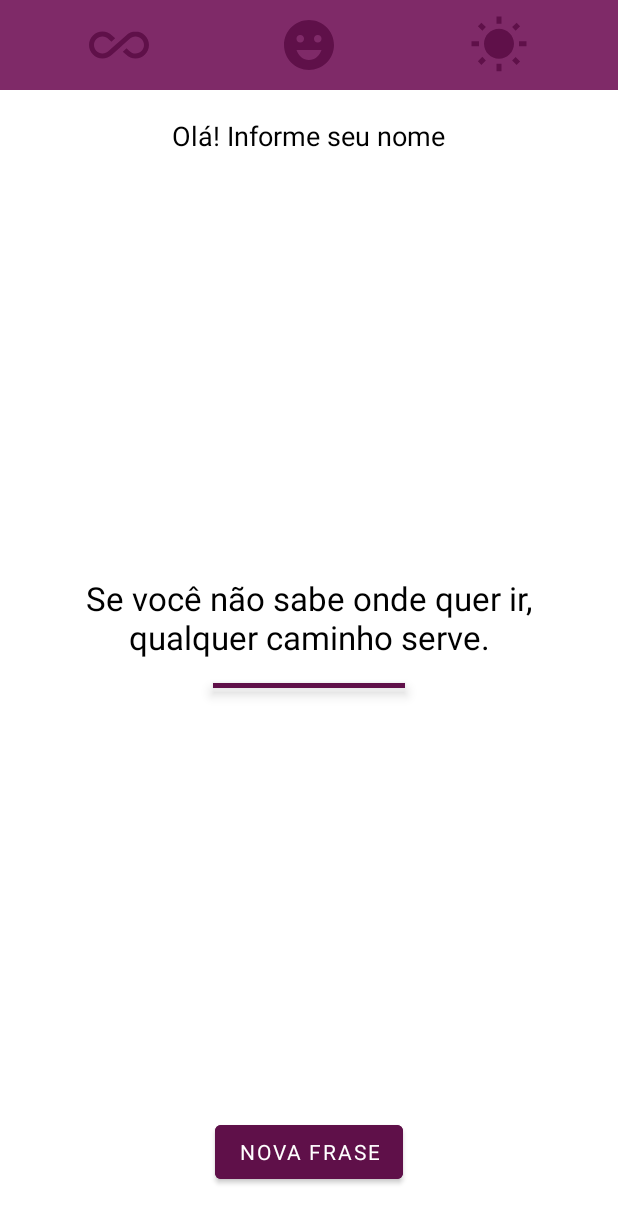
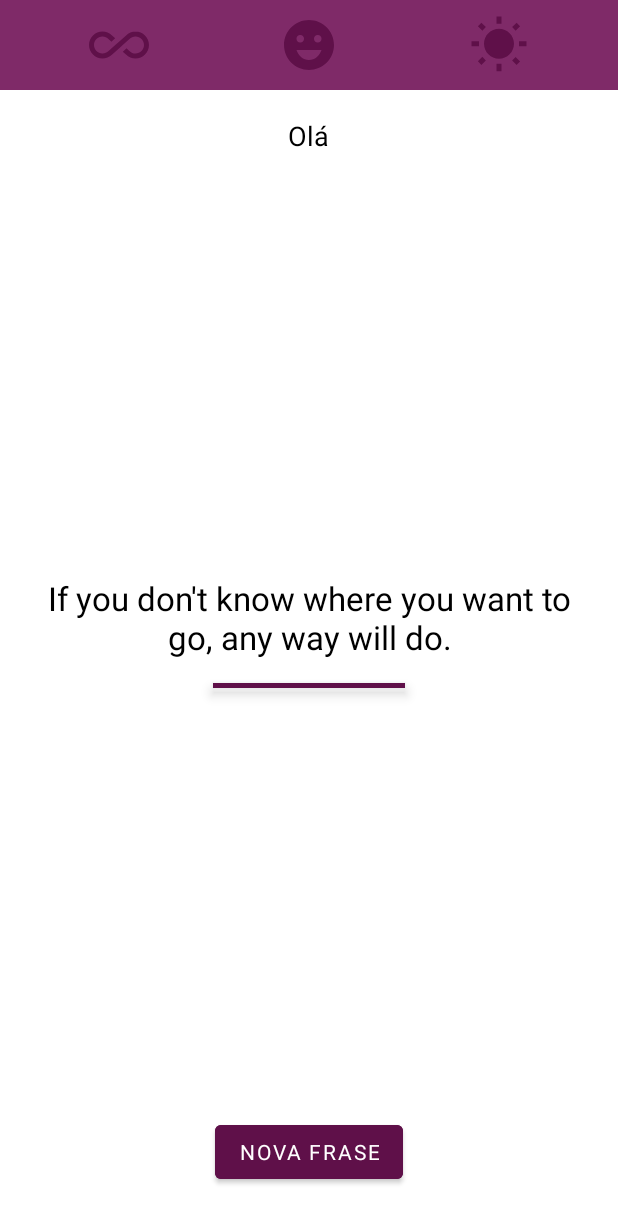
Before and after one commit to nubiaferr/android-Motivation-app, an Android app: the screen it shows after launch (MainActivity), on a phone screen of 412 x 824 dp. Shown: the top 1223 px of the screen. Run offline under Robolectric (Android 15) with nearby library versions, the phone set to English and light mode, and no system bars; Roboto replaces fonts that are not available here.

Commit message:
feat: texts available in 3 languages

```diff
--- a/app/src/main/java/com/nubia/motivation/data/Mock.kt
+++ b/app/src/main/java/com/nubia/motivation/data/Mock.kt
@@ -3,41 +3,111 @@ package com.nubia.motivation.data
 import com.nubia.motivation.infrastructure.MotivationConstants
 import kotlin.random.Random
 
-data class Phrase(val description: String, val categoryId: Int)
+data class Phrase(val description: String, val categoryId: Int, val language: String)
 
 class Mock {
 
     private val all = MotivationConstants.FILTER.ALL
     private val sunny = MotivationConstants.FILTER.SUNNY
     private val happy = MotivationConstants.FILTER.HAPPY
+    private val langEn = MotivationConstants.LANGUAGE.EN
+    private val langPt = MotivationConstants.LANGUAGE.PT
+    private val langFr = MotivationConstants.LANGUAGE.FR
 
     private val mListPhrase = listOf(
-        Phrase("Não sabendo que era impossível, foi lá e fez.", happy),
+        Phrase("Não sabendo que era impossível, foi lá e fez.", happy, langPt),
         Phrase(
-            "Você não é derrotado quando perde, você é derrotado quando desiste!", happy
+            "Você não é derrotado quando perde, você é derrotado quando desiste!",
+            happy,
+            langPt
         ),
-        Phrase("Quando está mais escuro, vemos mais estrelas!", happy),
+        Phrase("Quando está mais escuro, vemos mais estrelas!", happy, langPt),
         Phrase(
-            "Insanidade é fazer sempre a mesma coisa e esperar um resultado diferente.", happy
+            "Insanidade é fazer sempre a mesma coisa e esperar um resultado diferente.",
+            happy,
+            langPt
         ),
-        Phrase("Não pare quando estiver cansado, pare quando tiver terminado.", happy),
+        Phrase("Não pare quando estiver cansado, pare quando tiver terminado.", happy, langPt),
         Phrase(
-            "O que você pode fazer agora que tem o maior impacto sobre o seu sucesso?", happy
+            "O que você pode fazer agora que tem o maior impacto sobre o seu sucesso?",
+            happy,
+            langPt
         ),
-        Phrase("A melhor maneira de prever o futuro é inventá-lo.", sunny),
-        Phrase("Você perde todas as chances que você não aproveita.", sunny),
-        Phrase("Fracasso é o condimento que dá sabor ao sucesso.", sunny),
-        Phrase(" Enquanto não estivermos comprometidos, haverá hesitação!", sunny),
-        Phrase("Se você não sabe onde quer ir, qualquer caminho serve.", sunny),
-        Phrase("Se você acredita, faz toda a diferença.", sunny),
+        Phrase("A melhor maneira de prever o futuro é inventá-lo.", sunny, langPt),
+        Phrase("Você perde todas as chances que você não aproveita.", sunny, langPt),
+        Phrase("Fracasso é o condimento que dá sabor ao sucesso.", sunny, langPt),
+        Phrase(" Enquanto não estivermos comprometidos, haverá hesitação!", sunny, langPt),
+        Phrase("Se você não sabe onde quer ir, qualquer caminho serve.", sunny, langPt),
+        Phrase("Se você acredita, faz toda a diferença.", sunny, langPt),
         Phrase(
-            "Riscos devem ser corridos, porque o maior perigo é não arriscar nada!", sunny
+            "Riscos devem ser corridos, porque o maior perigo é não arriscar nada!",
+            sunny,
+            langPt
+        ),
+        Phrase("Not knowing it was impossible, he went there and did it.", happy, langEn),
+        Phrase(
+            "You are not defeated when you lose, you are defeated when you give up!",
+            happy,
+            langEn
+        ),
+        Phrase("When it's darker, we see more stars!", happy, langEn),
+        Phrase(
+            "Insanity is always doing the same thing and expecting a different result.",
+            happy,
+            langEn
+        ),
+        Phrase("Don't stop when you're tired, stop when you're done.", happy, langEn),
+        Phrase("What can you do now that has the biggest impact on your success?", happy, langEn),
+        Phrase("The best way to predict the future is to invent it.", sunny, langEn),
+        Phrase("You lose every chance you don't take.", sunny, langEn),
+        Phrase("Failure is the spice that flavors success.", sunny, langEn),
+        Phrase(" As long as we are not committed, there will be hesitation!", sunny, langEn),
+        Phrase("If you don't know where you want to go, any way will do.", sunny, langEn),
+        Phrase("If you believe, it makes all the difference.", sunny, langEn),
+        Phrase(
+            "Risks must be taken, because the greatest danger is not risking anything!",
+            sunny,
+            langEn
+        ),
+        Phrase("Ne sachant pas que c'était impossible, il y est allé et l'a fait.", happy, langFr),
+        Phrase(
+            "Tu n'es pas vaincu quand tu perds, tu es vaincu quand tu abandonnes!",
+            happy,
+            langFr
+        ),
+        Phrase("Quand il fait plus sombre, on voit plus d'étoiles!", happy, langFr),
+        Phrase(
+            "La folie, c'est toujours faire la même chose et s'attendre à un résultat différent.",
+            happy,
+            langFr
+        ),
+        Phrase("Ne t'arrête pas quand tu es fatigué, arrête quand tu as fini.", happy, langFr),
+        Phrase(
+            "Que pouvez-vous faire maintenant qui a le plus grand impact sur votre succès?",
+            happy,
+            langFr
+        ),
+        Phrase("La meilleure façon de prédire l'avenir est de l'inventer.", sunny, langFr),
+        Phrase("Vous perdez toutes les chances que vous ne prenez pas.", sunny, langFr),
+        Phrase("L'échec est l'épice qui parfume le succès.", sunny, langFr),
+        Phrase("Tant qu'on n'est pas engagé, il y aura des hésitations!", sunny, langFr),
+        Phrase(
+            "Si vous ne savez pas où vous voulez aller, n'importe quoi fera l'affaire.",
+            sunny,
+            langFr
+        ),
+        Phrase("Si vous croyez, cela fait toute la différence.", sunny, langFr),
+        Phrase(
+            "Il faut prendre des risques, car le plus grand danger est de ne rien risquer!",
+            sunny,
+            langFr
         )
     )
 
-    fun getPhrase(value: Int): String {
+    fun getPhrase(value: Int, lang: String): String {
 
-        val filtered = mListPhrase.filter { it.categoryId == value || value == all}
+        val filtered =
+            mListPhrase.filter { (it.categoryId == value || value == all) && it.language == lang }
 
         val index = Random.nextInt(filtered.size)
 
--- a/app/src/main/java/com/nubia/motivation/infrastructure/MotivationConstants.kt
+++ b/app/src/main/java/com/nubia/motivation/infrastructure/MotivationConstants.kt
@@ -10,4 +10,10 @@ package com.nubia.motivation.infrastructure
          const val HAPPY = 2
          const val SUNNY = 3
      }
+
+     object LANGUAGE {
+         const val PT = "pt"
+         const val EN = "en"
+         const val FR = "fr"
+     }
 }
--- a/app/src/main/java/com/nubia/motivation/ui/MainActivity.kt
+++ b/app/src/main/java/com/nubia/motivation/ui/MainActivity.kt
@@ -10,6 +10,7 @@ import com.nubia.motivation.R
 import com.nubia.motivation.data.Mock
 import com.nubia.motivation.infrastructure.SecurityPreferences
 import com.nubia.motivation.databinding.ActivityMainBinding
+import java.util.*
 
 class MainActivity : AppCompatActivity(), View.OnClickListener {
 
@@ -58,9 +59,9 @@ class MainActivity : AppCompatActivity(), View.OnClickListener {
         )
 
         if (name == "") {
-            binding.textUserName.text = "Olá! Informe seu nome"
+            binding.textUserName.text = getString(R.string.hello)
         } else {
-            binding.textUserName.text = "Olá, ${name}!"
+            binding.textUserName.text = "${getString(R.string.hello)}, ${name}!"
         }
 
     }
@@ -110,7 +111,8 @@ class MainActivity : AppCompatActivity(), View.OnClickListener {
     }
 
     private fun handleNextPhrase() {
-        val phrase = Mock().getPhrase(categoryId)
+        val lang = Locale.getDefault().language
+        val phrase = Mock().getPhrase(categoryId, lang)
         binding.textPhrase.text = phrase
     }
 }
--- a/app/src/main/res/values/strings.xml
+++ b/app/src/main/res/values/strings.xml
@@ -9,6 +9,6 @@
     <string name="phrases_all">Todas as frases</string>
     <string name="phrases_motivation">Frases de motivação</string>
     <string name="phrases_morning">Frases para manhã</string>
-
+    <string name="hello">Olá</string>
     <string name="validation_mandatory_name">Informe seu nome.</string>
 </resources>
```
Also changed, not shown: 2 other files.
